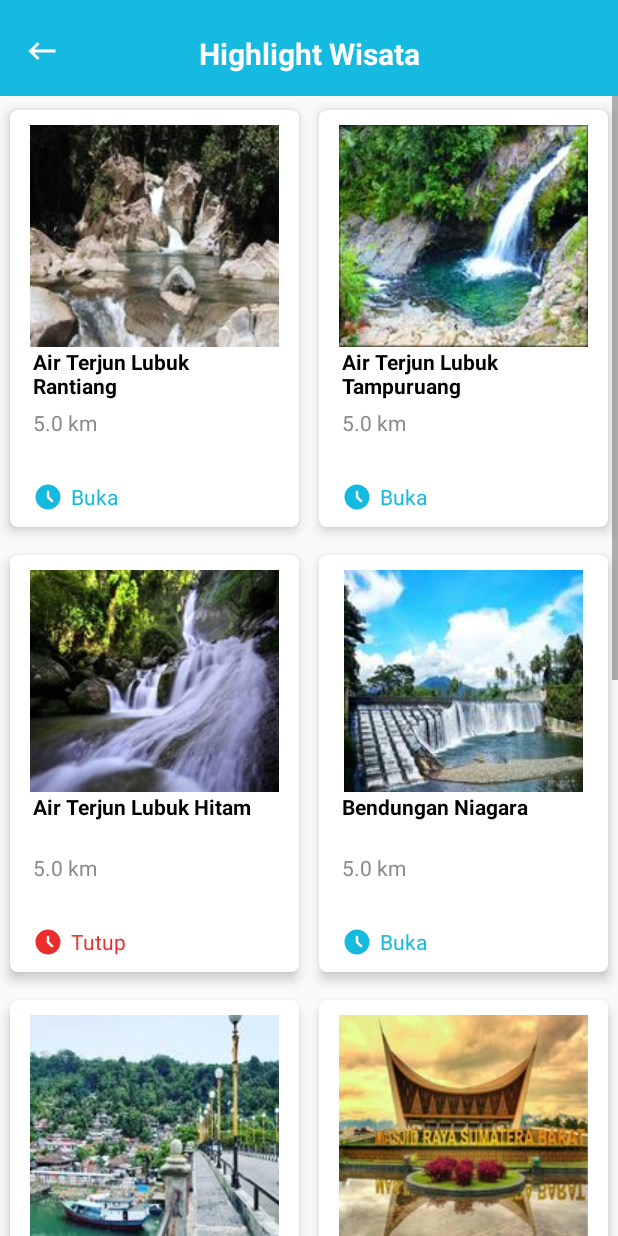
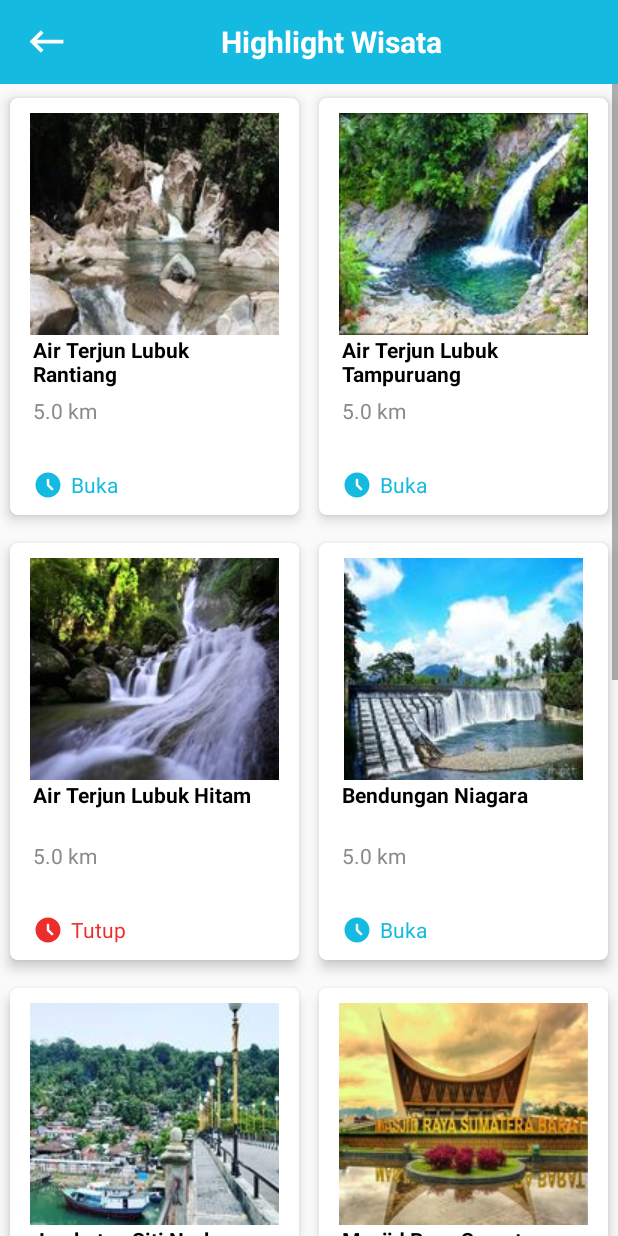
Before and after one commit to BagasPrasetyo23/kawan, an Android app built with Jetpack Compose: the MoreHighlightWisataActivity screen opened directly, with no data from a screen before it, on a phone screen of 412 x 824 dp. Run offline under Robolectric (Android 15) with nearby library versions, the phone set to English and light mode, and no system bars.

Commit message:
penambahan file

```diff
--- a/app/src/main/java/com/project/kawan/ForgotPassword1Activity.kt
+++ b/app/src/main/java/com/project/kawan/ForgotPassword1Activity.kt
@@ -12,7 +12,7 @@ class ForgotPassword1Activity : AppCompatActivity(), View.OnClickListener {
     override fun onCreate(savedInstanceState: Bundle?) {
         super.onCreate(savedInstanceState)
         setContentView(R.layout.activity_forgot_password1)
-        val btn_back_forgot1: ImageView = findViewById(R.id.btn_back_forgot1)
+        val btn_back_forgot1: Button = findViewById(R.id.back)
         btn_back_forgot1.setOnClickListener(this)
         val btnForgot1: Button = findViewById(R.id.btnForgot1)
         btnForgot1.setOnClickListener(this)
@@ -24,7 +24,7 @@ class ForgotPassword1Activity : AppCompatActivity(), View.OnClickListener {
                     val pindahIntent = Intent(this,ForgotPassword2Activity::class.java)
                     startActivity(pindahIntent)
                 }
-                R.id.btn_back_forgot1->{
+                R.id.back->{
                     val pindahIntent = Intent(this,LoginActivity::class.java)
                     startActivity(pindahIntent)
                 }
--- a/app/src/main/java/com/project/kawan/MoreHighlightWisataActivity.kt
+++ b/app/src/main/java/com/project/kawan/MoreHighlightWisataActivity.kt
@@ -11,7 +11,7 @@ class MoreHighlightWisataActivity : AppCompatActivity(), View.OnClickListener {
     override fun onCreate(savedInstanceState: Bundle?) {
         super.onCreate(savedInstanceState)
         setContentView(R.layout.activity_more_highlight_wisata)
-        val btnBack : ImageView = findViewById(R.id.btnBack)
+        val btnBack : Button= findViewById(R.id.btnBack)
         btnBack.setOnClickListener(this)
     }
     override fun onClick(v: View?) {
--- a/app/src/main/java/com/project/kawan/More_Hightlight_Kuliner_Activity.kt
+++ b/app/src/main/java/com/project/kawan/More_Hightlight_Kuliner_Activity.kt
@@ -11,13 +11,13 @@ class More_Hightlight_Kuliner_Activity : AppCompatActivity(), View.OnClickListen
     override fun onCreate(savedInstanceState: Bundle?) {
         super.onCreate(savedInstanceState)
         setContentView(R.layout.activity_more_hightlight_kuliner)
-        val btn_back_profil : ImageView = findViewById(R.id.btn_back_profil)
-        btn_back_profil.setOnClickListener(this)
+        val back : Button = findViewById(R.id.back)
+        back.setOnClickListener(this)
     }
     override fun onClick(v: View?) {
         if (v !=null){
             when (v.id){
-                R.id.btn_back_profil ->{
+                R.id.back ->{
                     val pindahIntent = Intent(this,MainActivity::class.java)
                     startActivity(pindahIntent)
                 }
--- a/app/src/main/res/layout/activity_more_highlight_wisata.xml
+++ b/app/src/main/res/layout/activity_more_highlight_wisata.xml
@@ -7,37 +7,39 @@
     android:layout_height="match_parent"
     tools:context=".MoreHighlightWisataActivity">
 
-    <RelativeLayout
+    <LinearLayout
         android:layout_width="match_parent"
         android:layout_height="match_parent"
         android:orientation="vertical">
-
-        <RelativeLayout
+        <androidx.appcompat.widget.Toolbar
             android:layout_width="match_parent"
-            android:layout_height="64dp"
-            android:id="@+id/titleHighlight"
-            android:orientation="vertical"
-            android:background="@color/bluesweet" >
-
-            <ImageView
+            android:layout_height="wrap_content"
+            android:background="@color/bluesweet">
+            <LinearLayout
+                android:layout_width="match_parent"
+                android:layout_height="match_parent"
+                android:orientation="horizontal"
+                android:layout_marginRight="16dp"
+                android:layout_marginLeft="16dp">
+                <Button
                     android:id="@+id/btnBack"
-                android:layout_width="wrap_content"
-                android:layout_height="wrap_content"
-                android:layout_marginLeft="16dp"
-                android:layout_marginTop="22dp"
-                android:src="@drawable/ic_back" />
+                    android:layout_gravity="center"
+                    android:layout_width="30dp"
+                    android:layout_height="30dp"
+                   android:background="@drawable/ic_back" />
 
                 <TextView
+                    android:layout_gravity="center"
                     android:layout_width="match_parent"
                     android:layout_height="wrap_content"
-                android:id="@+id/tv_title"
-                android:layout_marginTop="22dp"
                     android:gravity="center"
                     android:text="Highlight Wisata"
                     android:textColor="@color/white"
                     android:textSize="20sp"
                     android:textStyle="bold" />
-        </RelativeLayout>
+            </LinearLayout>
+        </androidx.appcompat.widget.Toolbar>
+
 
         <ScrollView
             android:layout_width="match_parent"
@@ -895,5 +897,5 @@
                 </GridLayout>
             </LinearLayout>
         </ScrollView>
-    </RelativeLayout>
     </LinearLayout>
+</LinearLayout>
```
Also changed, not shown: app/src/main/AndroidManifest.xml (+6 -3 lines), app/src/main/java/com/project/kawan/ForgotPassword2Activity.kt (+4 -7 lines), app/src/main/java/com/project/kawan/ProfilLayoutActivity.kt (+4 -3 lines), app/src/main/res/layout/activity_forgot_password1.xml (+25 -23 lines), app/src/main/res/layout/activity_forgot_password2.xml (+25 -23 lines), app/src/main/res/layout/activity_forgot_password3.xml (+25 -23 lines), app/src/main/res/layout/activity_more_hightlight_kuliner.xml (+25 -18 lines), app/src/main/res/layout/activity_pencarian1.xml (+9 -4 lines), app/src/main/res/layout/activity_pencarian2.xml (+9 -6 lines), app/src/main/res/layout/activity_profil_layout.xml (+27 -29 lines), app/src/main/res/layout/activity_register.xml (+7 -1 lines). Lines whose indentation alone changed are shown as unchanged.
